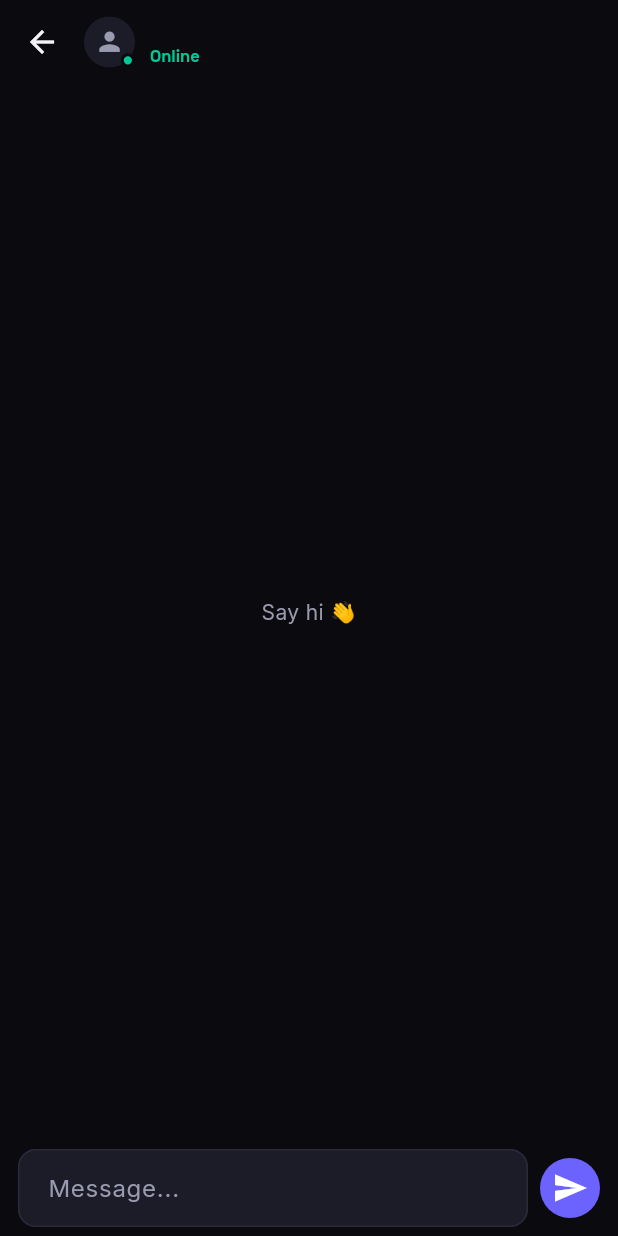
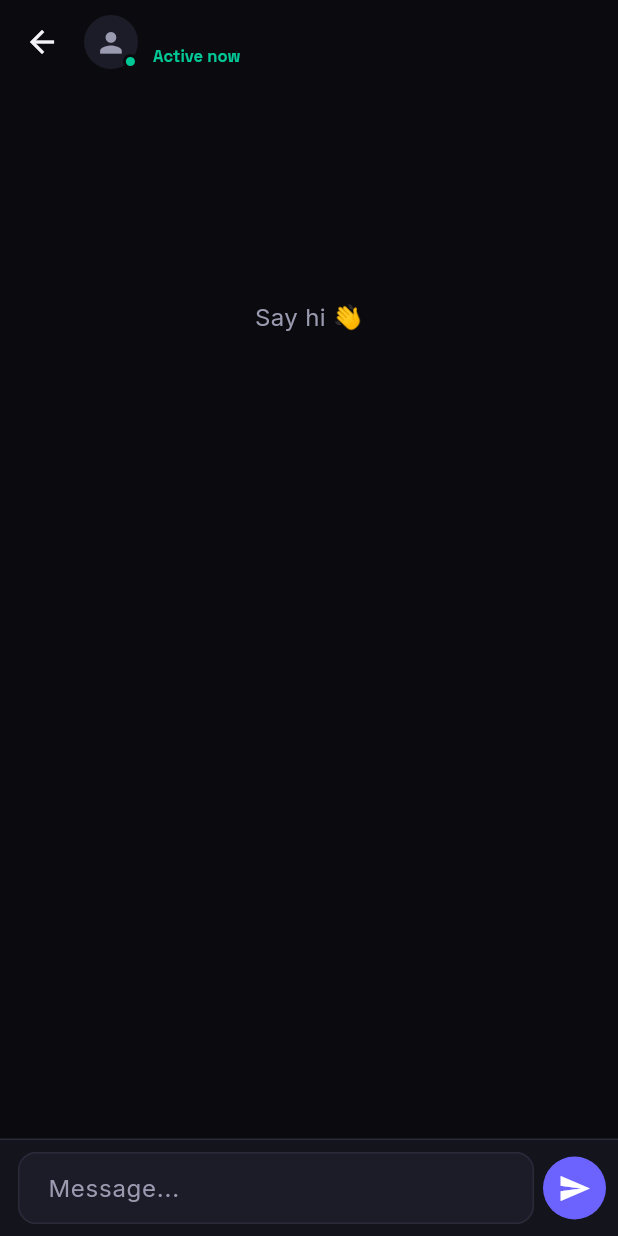
Before and after one commit to Sampath0411/Devsocio, a Flutter app: the ChatScreen screen opened directly with empty values, after a tap on the "send" icon, on a phone screen of 412 x 824 dp. Run offline on Flutter 3.47's test engine with Material 3 defaults, Android fonts, the phone set to English and light mode, and no system bars; our stand-ins replace cached_network_image, cloud_firestore, firebase_auth, firebase_core, firebase_storage, flutter_riverpod and 5 more; accounts and stored records are empty.

Commit message:
Mobile: fix messaging perms, read receipts, photo upload, counters, app icon
- Messaging: fix permission-denied on new chats (ensure conversation doc on
  open + resilient streams + harden firestore rules); hide empty placeholder convos
- Read receipts: Instagram-style 'Seen' under messages + polished chat UI
- Photo upload via Firebase Storage (avatar + post image); add storage.rules
- Tap avatars/post images to view full-screen (zoomable, hero)
- Followers/Following list screens (tap profile stats)
- Clamp postsCount/follower counts at 0; self-heal existing negatives
- Replace Flutter launcher icon with DevSocio brand adaptive icon

Co-Authored-By: Claude Opus 4.8 (1M context) <noreply@anthropic.com>

```diff
--- a/mobile/lib/src/data/message_repository.dart
+++ b/mobile/lib/src/data/message_repository.dart
@@ -20,29 +20,61 @@ class MessageRepository {
       .where('members', arrayContains: uid)
       .snapshots()
       .map((s) {
-        final list =
-            s.docs.map((d) => Conversation.fromMap(d.id, d.data())).toList();
+        final list = s.docs
+            .map((d) => Conversation.fromMap(d.id, d.data()))
+            // Hide empty placeholder convos (opened but never messaged).
+            .where((c) => c.last.isNotEmpty)
+            .toList();
         list.sort((a, b) => (b.updatedAtDate ?? DateTime(0))
             .compareTo(a.updatedAtDate ?? DateTime(0)));
         return list;
-      });
+      })
+      .handleError((_) {});
 
-  Stream<Conversation?> watchConversation(String cid) => _convos
+  Stream<Conversation?> watchConversation(String cid) async* {
+    yield null;
+    yield* _convos
         .doc(cid)
         .snapshots()
-      .map((d) => d.exists ? Conversation.fromMap(d.id, d.data()!) : null);
+        .map((d) => d.exists ? Conversation.fromMap(d.id, d.data()!) : null)
+        .handleError((_) {});
+  }
 
-  Stream<List<Message>> watchThread(String cid) => _convos
+  Stream<List<Message>> watchThread(String cid) async* {
+    // Emit empty immediately so a brand-new chat shows the empty state, not a
+    // spinner or a permission error if the conversation doc doesn't exist yet.
+    yield <Message>[];
+    yield* _convos
         .doc(cid)
         .collection('messages')
         .orderBy('createdAt')
         .limit(100)
         .snapshots()
-      .map((s) => s.docs.map((d) => Message.fromMap(d.id, d.data())).toList());
+        .map((s) => s.docs.map((d) => Message.fromMap(d.id, d.data())).toList())
+        .handleError((_) {}); // ignore transient permission-denied on empty convo
+  }
+
+  /// Create the conversation doc (members only) so reads succeed under the
+  /// security rules. Called when a chat is opened; harmless if it already
+  /// exists. Empty placeholder convos (no `last`) are hidden from the list.
+  Future<void> ensureConversation(String meUid, String otherUid) async {
+    final cid = convoId(meUid, otherUid);
+    await _convos.doc(cid).set({
+      'members': [meUid, otherUid],
+    }, SetOptions(merge: true)).catchError((_) {});
+  }
+
+  /// Mark the conversation read by [uid] up to now (powers "Seen" receipts).
+  Future<void> markRead(String cid, String uid) => _convos
+      .doc(cid)
+      .set({'read': {uid: FieldValue.serverTimestamp()}},
+          SetOptions(merge: true))
+      .catchError((_) {});
 
   Future<void> setTyping(String cid, String uid, bool isTyping) => _convos
       .doc(cid)
-      .update({'typing.$uid': isTyping ? DateTime.now().millisecondsSinceEpoch : 0})
+      .set({'typing': {uid: isTyping ? DateTime.now().millisecondsSinceEpoch : 0}},
+          SetOptions(merge: true))
       .catchError((_) {});
 
   Future<String> sendMessage(String meUid, String otherUid, String text,
--- a/mobile/lib/src/features/messages/chat_screen.dart
+++ b/mobile/lib/src/features/messages/chat_screen.dart
@@ -2,6 +2,7 @@ import 'dart:async';
 import 'package:flutter/material.dart';
 import 'package:flutter_riverpod/flutter_riverpod.dart';
 import 'package:go_router/go_router.dart';
+import 'package:timeago/timeago.dart' as timeago;
 
 import '../../core/theme.dart';
 import '../../data/firebase_providers.dart';
@@ -20,19 +21,33 @@ class ChatScreen extends ConsumerStatefulWidget {
 
 class _ChatScreenState extends ConsumerState<ChatScreen> {
   final _input = TextEditingController();
-  final _scroll = ScrollController();
   Timer? _typingTimer;
+  bool _ensured = false;
 
-  // Use the Firebase Auth uid (available immediately after login) as identity —
-  // the Firestore profile stream may not have emitted yet, which would produce
-  // a wrong conversation id and get message writes rejected by the rules.
+  // Auth uid is available immediately (unlike the Firestore profile stream),
+  // so the conversation id is always correct.
   String get _myUid => ref.read(firebaseAuthProvider).currentUser?.uid ?? '';
   String get _cid => convoId(_myUid, widget.otherUid);
 
   @override
+  void initState() {
+    super.initState();
+    // Create the conversation doc so reads succeed under the rules, then mark
+    // it read by me.
+    WidgetsBinding.instance.addPostFrameCallback((_) => _ensure());
+  }
+
+  Future<void> _ensure() async {
+    if (_ensured || _myUid.isEmpty) return;
+    _ensured = true;
+    final repo = ref.read(messageRepositoryProvider);
+    await repo.ensureConversation(_myUid, widget.otherUid);
+    await repo.markRead(_cid, _myUid);
+  }
+
+  @override
   void dispose() {
     _input.dispose();
-    _scroll.dispose();
     _typingTimer?.cancel();
     if (_myUid.isNotEmpty) {
       ref.read(messageRepositoryProvider).setTyping(_cid, _myUid, false);
@@ -73,6 +88,13 @@ class _ChatScreenState extends ConsumerState<ChatScreen> {
 
   @override
   Widget build(BuildContext context) {
+    // Mark read whenever the thread changes while this screen is open.
+    ref.listen(threadProvider(_cid), (_, __) {
+      if (_myUid.isNotEmpty) {
+        ref.read(messageRepositoryProvider).markRead(_cid, _myUid);
+      }
+    });
+
     final otherStream =
         ref.watch(userRepositoryProvider).watchProfile(widget.otherUid);
 
@@ -87,7 +109,7 @@ class _ChatScreenState extends ConsumerState<ChatScreen> {
               children: [
                 Avatar(
                     url: other?.avatar ?? '',
-                    size: 34,
+                    size: 36,
                     online: other?.isOnline ?? false),
                 const SizedBox(width: 10),
                 Expanded(
@@ -101,7 +123,8 @@ class _ChatScreenState extends ConsumerState<ChatScreen> {
                         Text(other?.displayName ?? '...',
                             style: const TextStyle(
                                 fontSize: 15, fontWeight: FontWeight.w600)),
-                        Text(other?.isOnline ?? false ? 'Online' : 'Offline',
+                        Text(
+                            (other?.isOnline ?? false) ? 'Active now' : 'Offline',
                             style: TextStyle(
                                 fontSize: 11,
                                 color: (other?.isOnline ?? false)
@@ -116,38 +139,12 @@ class _ChatScreenState extends ConsumerState<ChatScreen> {
           ),
           body: Column(
             children: [
-              Expanded(child: _MessageList(cid: _cid, myUid: _myUid)),
+              Expanded(
+                  child: _MessageList(
+                      cid: _cid, myUid: _myUid, otherUid: widget.otherUid)),
               _TypingIndicator(cid: _cid, otherUid: widget.otherUid),
               _CollabBanner(cid: _cid, myUid: _myUid),
-              SafeArea(
-                top: false,
-                child: Padding(
-                  padding: const EdgeInsets.fromLTRB(12, 6, 12, 6),
-                  child: Row(
-                    children: [
-                      Expanded(
-                        child: TextField(
-                          controller: _input,
-                          onChanged: _onChanged,
-                          minLines: 1,
-                          maxLines: 4,
-                          decoration:
-                              const InputDecoration(hintText: 'Message...'),
-                          onSubmitted: (_) => _send(),
-                        ),
-                      ),
-                      const SizedBox(width: 8),
-                      CircleAvatar(
-                        backgroundColor: AppColors.primary,
-                        child: IconButton(
-                          icon: const Icon(Icons.send, color: Colors.white),
-                          onPressed: _send,
-                        ),
-                      ),
-                    ],
-                  ),
-                ),
-              ),
+              _Composer(controller: _input, onChanged: _onChanged, onSend: _send),
             ],
           ),
         );
@@ -156,49 +153,151 @@ class _ChatScreenState extends ConsumerState<ChatScreen> {
   }
 }
 
+class _Composer extends StatelessWidget {
+  final TextEditingController controller;
+  final ValueChanged<String> onChanged;
+  final VoidCallback onSend;
+  const _Composer(
+      {required this.controller, required this.onChanged, required this.onSend});
+
+  @override
+  Widget build(BuildContext context) {
+    return SafeArea(
+      top: false,
+      child: Container(
+        padding: const EdgeInsets.fromLTRB(12, 8, 8, 8),
+        decoration: const BoxDecoration(
+          color: AppColors.surface,
+          border: Border(top: BorderSide(color: AppColors.border)),
+        ),
+        child: Row(
+          children: [
+            Expanded(
+              child: TextField(
+                controller: controller,
+                onChanged: onChanged,
+                minLines: 1,
+                maxLines: 5,
+                textCapitalization: TextCapitalization.sentences,
+                decoration: InputDecoration(
+                  hintText: 'Message...',
+                  filled: true,
+                  fillColor: AppColors.surfaceAlt,
+                  contentPadding:
+                      const EdgeInsets.symmetric(horizontal: 16, vertical: 10),
+                  border: OutlineInputBorder(
+                    borderRadius: BorderRadius.circular(24),
+                    borderSide: BorderSide.none,
+                  ),
+                ),
+                onSubmitted: (_) => onSend(),
+              ),
+            ),
+            const SizedBox(width: 6),
+            Material(
+              color: AppColors.primary,
+              shape: const CircleBorder(),
+              child: InkWell(
+                customBorder: const CircleBorder(),
+                onTap: onSend,
+                child: const Padding(
+                  padding: EdgeInsets.all(10),
+                  child: Icon(Icons.send, color: Colors.white, size: 22),
+                ),
+              ),
+            ),
+          ],
+        ),
+      ),
+    );
+  }
+}
+
 class _MessageList extends ConsumerWidget {
   final String cid;
   final String myUid;
-  const _MessageList({required this.cid, required this.myUid});
+  final String otherUid;
+  const _MessageList(
+      {required this.cid, required this.myUid, required this.otherUid});
 
   @override
   Widget build(BuildContext context, WidgetRef ref) {
     final thread = ref.watch(threadProvider(cid));
-    return thread.when(
-      loading: () => const Center(child: CircularProgressIndicator()),
-      error: (e, _) => Center(child: Text('$e')),
-      data: (messages) {
+    final convo = ref.watch(conversationProvider(cid)).value;
+    final messages = thread.value ?? const [];
+
     if (messages.isEmpty) {
-          return const Center(
+      return ListView(
+        children: const [
+          SizedBox(height: 120),
+          Center(
+            child: Padding(
+              padding: EdgeInsets.all(24),
               child: Text('Say hi 👋',
-                  style: TextStyle(color: AppColors.textMuted)));
+                  style: TextStyle(color: AppColors.textMuted, fontSize: 16)),
+            ),
+          ),
+        ],
+      );
     }
+
+    // Index of the last message I sent (for the "Seen" receipt placement).
+    int lastMineIdx = -1;
+    for (var i = 0; i < messages.length; i++) {
+      if (messages[i].from == myUid) lastMineIdx = i;
+    }
+    final otherReadAt = convo?.readAt(otherUid);
+    final lastMine = lastMineIdx >= 0 ? messages[lastMineIdx] : null;
+    final seen = lastMine != null &&
+        otherReadAt != null &&
+        lastMine.createdAtDate != null &&
+        !otherReadAt.isBefore(lastMine.createdAtDate!);
+
     return ListView.builder(
       reverse: true,
-          padding: const EdgeInsets.all(12),
+      padding: const EdgeInsets.fromLTRB(12, 12, 12, 4),
       itemCount: messages.length,
       itemBuilder: (_, i) {
-            final m = messages[messages.length - 1 - i];
+        final idx = messages.length - 1 - i;
+        final m = messages[idx];
         final mine = m.from == myUid;
-            return Align(
-              alignment: mine ? Alignment.centerRight : Alignment.centerLeft,
-              child: Container(
+        final showSeen = mine && idx == lastMineIdx && seen;
+        return Column(
+          crossAxisAlignment:
+              mine ? CrossAxisAlignment.end : CrossAxisAlignment.start,
+          children: [
+            Container(
               constraints: BoxConstraints(
-                    maxWidth: MediaQuery.of(context).size.width * 0.72),
-                margin: const EdgeInsets.symmetric(vertical: 3),
+                  maxWidth: MediaQuery.of(context).size.width * 0.74),
+              margin: const EdgeInsets.symmetric(vertical: 2),
               padding:
                   const EdgeInsets.symmetric(horizontal: 14, vertical: 10),
               decoration: BoxDecoration(
                 color: mine ? AppColors.primary : AppColors.surfaceAlt,
-                  borderRadius: BorderRadius.circular(16),
+                borderRadius: BorderRadius.only(
+                  topLeft: const Radius.circular(18),
+                  topRight: const Radius.circular(18),
+                  bottomLeft: Radius.circular(mine ? 18 : 4),
+                  bottomRight: Radius.circular(mine ? 4 : 18),
+                ),
               ),
               child: Text(m.text,
                   style: TextStyle(
-                        color:
-                            mine ? Colors.white : AppColors.textPrimary)),
+                      color: mine ? Colors.white : AppColors.textPrimary,
+                      height: 1.3)),
             ),
-            );
-          },
+            if (showSeen)
+              Padding(
+                padding: const EdgeInsets.only(right: 4, top: 2, bottom: 4),
+                child: Text(
+                  m.createdAtDate == null
+                      ? 'Seen'
+                      : 'Seen ${timeago.format(m.createdAtDate!)}',
+                  style: const TextStyle(
+                      fontSize: 11, color: AppColors.textMuted),
+                ),
+              ),
+          ],
         );
       },
     );
@@ -216,21 +315,25 @@ class _TypingIndicator extends ConsumerWidget {
     if (convo == null || !convo.isTyping(otherUid)) {
       return const SizedBox.shrink();
     }
-    return const Padding(
-      padding: EdgeInsets.only(left: 16, bottom: 4),
-      child: Align(
+    return Container(
       alignment: Alignment.centerLeft,
-        child: Text('typing…',
+      padding: const EdgeInsets.only(left: 18, bottom: 6),
+      child: Container(
+        padding: const EdgeInsets.symmetric(horizontal: 14, vertical: 10),
+        decoration: BoxDecoration(
+          color: AppColors.surfaceAlt,
+          borderRadius: BorderRadius.circular(18),
+        ),
+        child: const Text('typing…',
             style: TextStyle(
                 color: AppColors.textMuted,
                 fontStyle: FontStyle.italic,
-                fontSize: 12)),
+                fontSize: 13)),
       ),
     );
   }
 }
 
-/// Shows an Accept button on a pending collab conversation.
 class _CollabBanner extends ConsumerWidget {
   final String cid;
   final String myUid;
@@ -242,7 +345,6 @@ class _CollabBanner extends ConsumerWidget {
     if (convo == null || !convo.isCollab || convo.collabAccepted) {
       return const SizedBox.shrink();
     }
-    // Only the recipient (not the initiator) accepts.
     final iAmInitiator = convo.lastFrom == myUid;
     if (iAmInitiator) {
       return Container(
--- a/mobile/lib/src/models/conversation.dart
+++ b/mobile/lib/src/models/conversation.dart
@@ -9,6 +9,7 @@ class Conversation {
   final bool isCollab;
   final bool collabAccepted;
   final Map<String, dynamic> typing;
+  final Map<String, dynamic> read; // uid -> last-read Timestamp
   final dynamic updatedAt;
 
   const Conversation({
@@ -19,6 +20,7 @@ class Conversation {
     required this.isCollab,
     required this.collabAccepted,
     required this.typing,
+    required this.read,
     required this.updatedAt,
   });
 
@@ -34,6 +36,9 @@ class Conversation {
     return DateTime.now().millisecondsSinceEpoch - v.toInt() < 4000;
   }
 
+  /// When [uid] last read this conversation (null if never).
+  DateTime? readAt(String uid) => tsToDate(read[uid]);
+
   factory Conversation.fromMap(String id, Map<String, dynamic> m) => Conversation(
         id: id,
         members: List<String>.from((m['members'] ?? const []) as List),
@@ -42,6 +47,7 @@ class Conversation {
         isCollab: (m['isCollab'] ?? false) as bool,
         collabAccepted: (m['collabAccepted'] ?? false) as bool,
         typing: Map<String, dynamic>.from((m['typing'] ?? const {}) as Map),
+        read: Map<String, dynamic>.from((m['read'] ?? const {}) as Map),
         updatedAt: m['updatedAt'],
       );
 }
--- a/mobile/lib/src/widgets/avatar.dart
+++ b/mobile/lib/src/widgets/avatar.dart
@@ -1,22 +1,35 @@
 import 'package:cached_network_image/cached_network_image.dart';
 import 'package:flutter/material.dart';
 import '../core/theme.dart';
+import 'photo_viewer.dart';
 
 class Avatar extends StatelessWidget {
   final String url;
   final double size;
   final bool founderRing;
   final bool online;
+  /// When true, tapping opens the photo full-screen (Instagram-style).
+  final bool tapToView;
   const Avatar({
     super.key,
     required this.url,
     this.size = 40,
     this.founderRing = false,
     this.online = false,
+    this.tapToView = false,
   });
 
   @override
   Widget build(BuildContext context) {
+    final core = _build(context);
+    if (!tapToView || url.isEmpty) return core;
+    return GestureDetector(
+      onTap: () => openPhoto(context, url, heroTag: 'avatar-$url'),
+      child: Hero(tag: 'avatar-$url', child: core),
+    );
+  }
+
+  Widget _build(BuildContext context) {
     Widget img = ClipOval(
       child: url.isEmpty
           ? Container(
```
Also changed, not shown: mobile/lib/src/data/post_repository.dart (+8 -4 lines), mobile/lib/src/data/upload_client.dart (+39 -14 lines), mobile/lib/src/data/user_repository.dart (+51 -2 lines), mobile/lib/src/features/profile/follow_list_screen.dart (added, +91 -0 lines), mobile/lib/src/features/profile/profile_screen.dart (+24 -12 lines), mobile/lib/src/router/router.dart (+9 -0 lines), mobile/lib/src/widgets/photo_viewer.dart (added, +61 -0 lines), mobile/lib/src/widgets/post_card.dart (+6 -2 lines), mobile/lib/src/widgets/presence_heartbeat.dart (+9 -1 lines), mobile/pubspec.yaml (+12 -0 lines), firebase.json, mobile/assets/icon/devsocio_fg.png (added), mobile/assets/icon/devsocio_icon.png (added), mobile/pubspec.lock, 14 other files. Lines whose indentation alone changed are shown as unchanged.
